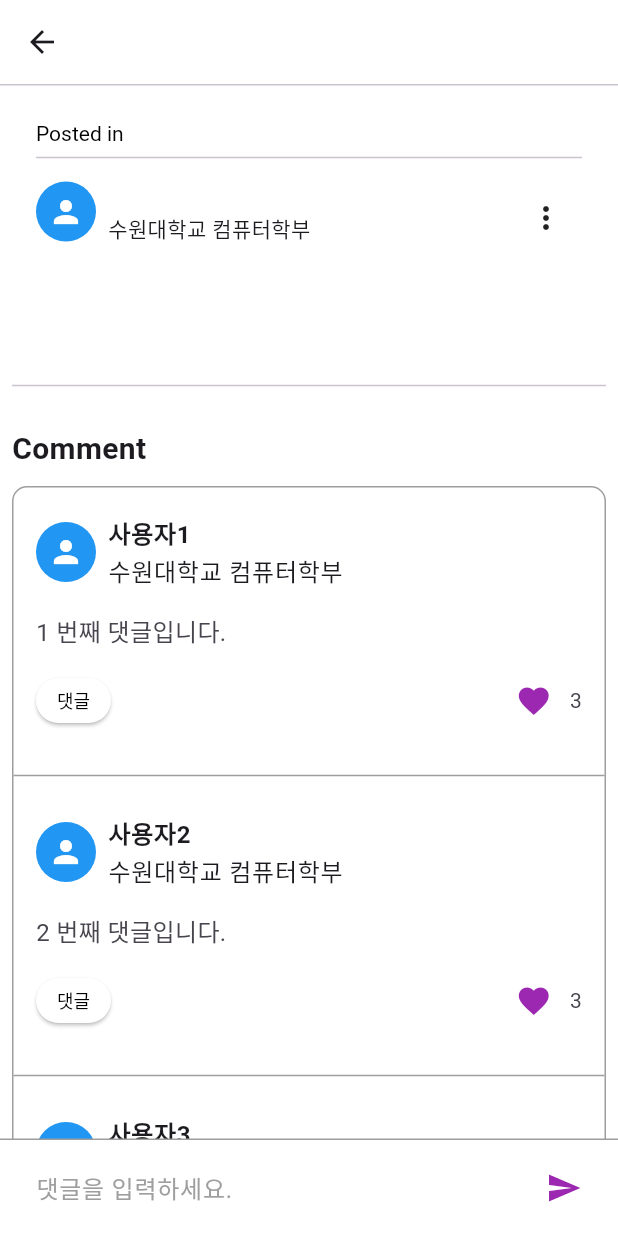
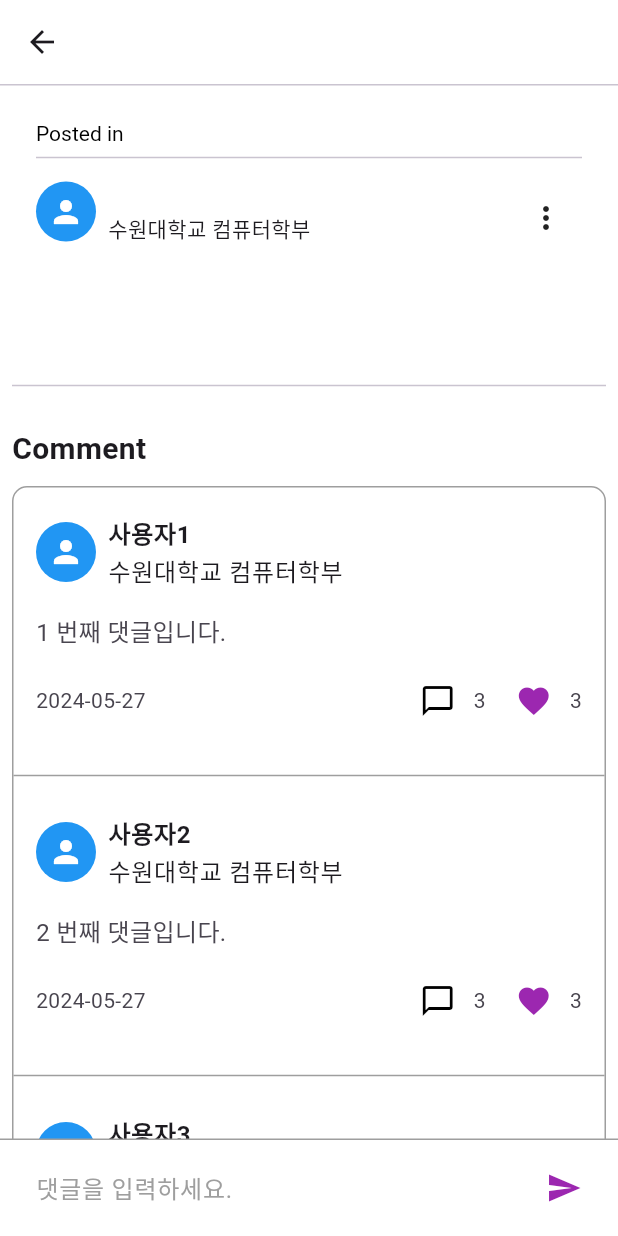
Before and after one commit to donghee9948/flutter_boardUI, a Flutter app: the DetailScreen screen opened directly with empty values, on a phone screen of 412 x 824 dp. Run offline on Flutter 3.47's test engine with Material 3 defaults, Android fonts, the phone set to English and light mode, and no system bars; our stand-ins replace flutter_svg; network calls fail.

Commit message:
detail.dart update

```diff
--- a/lib/detail.dart
+++ b/lib/detail.dart
@@ -236,34 +236,28 @@ class _DetailScreenState extends State<DetailScreen> {
                                   Text(comment, style: TextStyle(fontSize: 16.0)),
                                   SizedBox(height: 10.0),
                                   Row(
-                                    crossAxisAlignment: CrossAxisAlignment.start,
+                                    mainAxisAlignment: MainAxisAlignment.start,
+                                    crossAxisAlignment: CrossAxisAlignment.center,
                                     children: [
-                                      ElevatedButton(
+                                      Text("2024-05-27"),
+                                      Spacer(),// 날짜 텍스트
+                                      IconButton(
                                         onPressed: () {
                                           setState(() {
                                             _isReplyVisible[index] = !_isReplyVisible[index];
                                           });
                                         },
-                                        style: ElevatedButton.styleFrom(
-                                          backgroundColor: Colors.white,
-                                          padding: EdgeInsets.symmetric(
-                                              horizontal: 8.0, vertical: 4.0),
-                                          textStyle: TextStyle(fontSize: 12),
-                                          minimumSize: Size(50, 30),
-                                        ),
-                                        child: Text(
-                                          '댓글',
-                                          style: TextStyle(color: Colors.black),
-                                        ),
+                                        icon: Icon(Icons.chat_bubble_outline, color: Colors.black),
                                       ),
-                                      Spacer(),
+                                      Text('3'),
+                                      SizedBox(width: 8,),
                                       Row(
                                         children: [
                                           IconButton(
                                             onPressed: () {},
                                             icon: Icon(Icons.favorite, color: Colors.purple),
                                           ),
-                                          Text("3"), // 좋아요 누른 숫자
+                                          Text("3"), // 좋아요 숫자
                                         ],
                                       ),
                                     ],
@@ -294,6 +288,7 @@ class _DetailScreenState extends State<DetailScreen> {
                                                         backgroundColor: Colors.grey,
                                                         child: Icon(Icons.person,
                                                             color: Colors.white),
+                                                        radius: 16,
                                                       ),
                                                       SizedBox(width: 8.0),
                                                       Column(
@@ -301,11 +296,12 @@ class _DetailScreenState extends State<DetailScreen> {
                                                         CrossAxisAlignment.start,
                                                         children: [
                                                           Text(
-                                                            '대댓글 사용자',
+                                                            '사용자',
                                                             style: TextStyle(
-                                                                fontWeight: FontWeight.bold),
+                                                                fontWeight: FontWeight.bold,fontSize: 14.0),
                                                           ),
-                                                          Text('대댓글 학부'),
+                                                          Text('수원대학교 컴퓨터학부',
+                                                          style: TextStyle(fontSize: 12),),
                                                         ],
                                                       ),
                                                     ],
```
Also changed, not shown: 3 other files.
